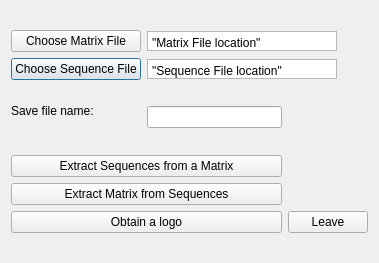
Old version of the form src/window.ui in the repository TaronSilver/genom.
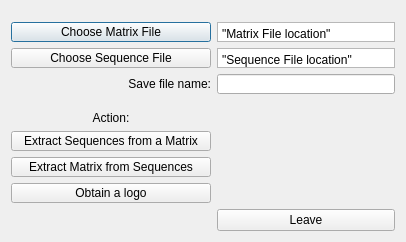
New version of the form.

```diff
--- a/src/window.ui
+++ b/src/window.ui
@@ -6,25 +6,37 @@
    <rect>
     <x>0</x>
     <y>0</y>
-    <width>379</width>
-    <height>263</height>
+    <width>406</width>
+    <height>242</height>
    </rect>
   </property>
+  <property name="minimumSize">
+   <size>
+    <width>406</width>
+    <height>242</height>
+   </size>
+  </property>
   <property name="windowTitle">
    <string>genom-2</string>
   </property>
   <property name="toolTip">
    <string>Once you have chosen your sequence file, its location will be shown here.</string>
   </property>
-  <layout class="QGridLayout" name="gridLayout_2">
-   <item row="2" column="0">
-    <widget class="QPushButton" name="buttonFasta">
-     <property name="text">
-      <string>Choose Sequence File</string>
-     </property>
-    </widget>
-   </item>
+  <layout class="QGridLayout" name="gridLayout_3">
    <item row="0" column="0">
+    <spacer name="verticalSpacer_2">
+     <property name="orientation">
+      <enum>Qt::Vertical</enum>
+     </property>
+     <property name="sizeHint" stdset="0">
+      <size>
+       <width>20</width>
+       <height>40</height>
+      </size>
+     </property>
+    </spacer>
+   </item>
+   <item row="2" column="0">
     <spacer name="verticalSpacer">
      <property name="orientation">
       <enum>Qt::Vertical</enum>
@@ -37,14 +49,64 @@
      </property>
     </spacer>
    </item>
-   <item row="1" column="0">
+   <item row="1" column="0" colspan="2">
+    <layout class="QGridLayout" name="gridLayout">
+     <item row="2" column="0">
+      <widget class="QLabel" name="label">
+       <property name="layoutDirection">
+        <enum>Qt::LeftToRight</enum>
+       </property>
+       <property name="text">
+        <string>Save file name:</string>
+       </property>
+       <property name="alignment">
+        <set>Qt::AlignRight|Qt::AlignTrailing|Qt::AlignVCenter</set>
+       </property>
+      </widget>
+     </item>
+     <item row="0" column="0">
     <widget class="QPushButton" name="buttonMatrix">
+       <property name="minimumSize">
+        <size>
+         <width>200</width>
+         <height>20</height>
+        </size>
+       </property>
      <property name="text">
       <string>Choose Matrix File</string>
      </property>
     </widget>
    </item>
-   <item row="1" column="1" colspan="2">
+     <item row="2" column="1">
+      <widget class="QLineEdit" name="editFileName">
+       <property name="sizePolicy">
+        <sizepolicy hsizetype="Expanding" vsizetype="Expanding">
+         <horstretch>0</horstretch>
+         <verstretch>0</verstretch>
+        </sizepolicy>
+       </property>
+       <property name="maximumSize">
+        <size>
+         <width>190</width>
+         <height>20</height>
+        </size>
+       </property>
+      </widget>
+     </item>
+     <item row="1" column="0">
+      <widget class="QPushButton" name="buttonFasta">
+       <property name="minimumSize">
+        <size>
+         <width>200</width>
+         <height>20</height>
+        </size>
+       </property>
+       <property name="text">
+        <string>Choose Sequence File</string>
+       </property>
+      </widget>
+     </item>
+     <item row="0" column="1">
     <widget class="QTextBrowser" name="showMatrixLocation">
      <property name="maximumSize">
       <size>
@@ -70,7 +132,7 @@
      </property>
     </widget>
    </item>
-   <item row="2" column="1" colspan="2">
+     <item row="1" column="1">
     <widget class="QTextBrowser" name="showFastaLocation">
      <property name="maximumSize">
       <size>
@@ -96,71 +158,61 @@
      </property>
     </widget>
    </item>
+    </layout>
+   </item>
+   <item row="3" column="0" colspan="2">
+    <layout class="QGridLayout" name="gridLayout_2">
    <item row="3" column="0">
-    <spacer name="verticalSpacer_4">
-     <property name="orientation">
-      <enum>Qt::Vertical</enum>
-     </property>
-     <property name="sizeHint" stdset="0">
+      <widget class="QPushButton" name="buttonLogo">
+       <property name="minimumSize">
       <size>
-       <width>20</width>
-       <height>40</height>
-      </size>
-     </property>
-    </spacer>
-   </item>
-   <item row="4" column="0">
-    <widget class="QLabel" name="label">
+         <width>200</width>
+         <height>20</height>
+        </size>
+       </property>
      <property name="text">
-      <string>Save file name:</string>
+        <string>Obtain a logo</string>
      </property>
     </widget>
    </item>
-   <item row="4" column="1" rowspan="3">
-    <widget class="QLineEdit" name="editFileName"/>
-   </item>
-   <item row="5" column="0" rowspan="2">
-    <spacer name="verticalSpacer_5">
-     <property name="orientation">
-      <enum>Qt::Vertical</enum>
-     </property>
-     <property name="sizeHint" stdset="0">
-      <size>
-       <width>20</width>
-       <height>40</height>
-      </size>
-     </property>
-    </spacer>
-   </item>
-   <item row="7" column="0">
-    <spacer name="verticalSpacer_3">
-     <property name="orientation">
-      <enum>Qt::Vertical</enum>
-     </property>
-     <property name="sizeHint" stdset="0">
-      <size>
-       <width>20</width>
-       <height>40</height>
-      </size>
-     </property>
-    </spacer>
-   </item>
-   <item row="8" column="0" colspan="2">
+     <item row="1" column="0">
     <widget class="QPushButton" name="buttonSequenceFromMatrix">
+       <property name="minimumSize">
+        <size>
+         <width>200</width>
+         <height>20</height>
+        </size>
+       </property>
      <property name="text">
       <string>Extract Sequences from a Matrix</string>
      </property>
     </widget>
    </item>
-   <item row="9" column="0" colspan="2">
+     <item row="2" column="0">
     <widget class="QPushButton" name="buttonMatrixFromSequence">
+       <property name="minimumSize">
+        <size>
+         <width>200</width>
+         <height>20</height>
+        </size>
+       </property>
      <property name="text">
       <string>Extract Matrix from Sequences</string>
      </property>
     </widget>
    </item>
-   <item row="11" column="0">
-    <spacer name="verticalSpacer_2">
+     <item row="0" column="0">
+      <widget class="QLabel" name="label_2">
+       <property name="text">
+        <string>Action:</string>
+       </property>
+       <property name="alignment">
+        <set>Qt::AlignCenter</set>
+       </property>
+      </widget>
+     </item>
+     <item row="4" column="0">
+      <spacer name="verticalSpacer_3">
      <property name="orientation">
       <enum>Qt::Vertical</enum>
      </property>
@@ -172,19 +224,14 @@
      </property>
     </spacer>
    </item>
-   <item row="10" column="0" colspan="2">
-    <widget class="QPushButton" name="buttonLogo">
-     <property name="text">
-      <string>Obtain a logo</string>
-     </property>
-    </widget>
-   </item>
-   <item row="10" column="2">
+     <item row="4" column="1">
     <widget class="QPushButton" name="buttonLeave">
      <property name="text">
       <string>Leave</string>
      </property>
     </widget>
+     </item>
+    </layout>
    </item>
   </layout>
  </widget>
```
Lines whose indentation alone changed are shown as unchanged.
